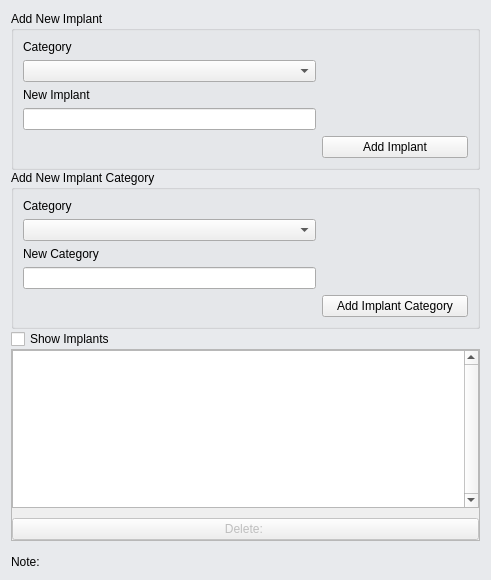
Old version of the form application/ui/addImplant.ui in the repository MichaelUtt/ImplantProject.
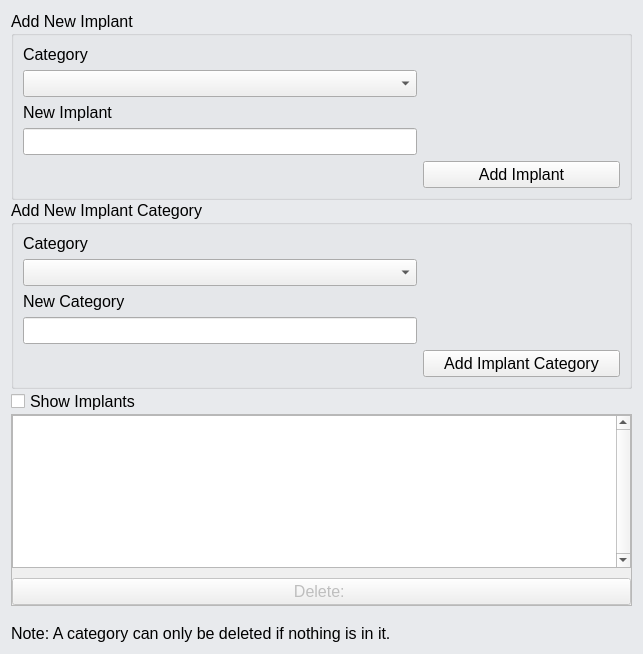
New version of the form.

Diff of the .ui file:
```diff
--- a/application/ui/addImplant.ui
+++ b/application/ui/addImplant.ui
@@ -6,8 +6,8 @@
    <rect>
     <x>0</x>
     <y>0</y>
-    <width>491</width>
-    <height>532</height>
+    <width>643</width>
+    <height>627</height>
    </rect>
   </property>
   <property name="windowTitle">
@@ -24,6 +24,11 @@
    </property>
    <item row="3" column="0">
     <widget class="QCheckBox" name="showImplantsBox">
+     <property name="font">
+      <font>
+       <pointsize>12</pointsize>
+      </font>
+     </property>
      <property name="text">
       <string>Show Implants</string>
      </property>
@@ -31,32 +36,64 @@
    </item>
    <item row="0" column="0">
     <widget class="QGroupBox" name="groupBox">
+     <property name="font">
+      <font>
+       <pointsize>12</pointsize>
+      </font>
+     </property>
      <property name="title">
       <string>Add New Implant</string>
      </property>
      <layout class="QGridLayout" name="gridLayout" columnstretch="2,1">
       <item row="0" column="0">
        <widget class="QLabel" name="label">
+        <property name="font">
+         <font>
+          <pointsize>12</pointsize>
+         </font>
+        </property>
         <property name="text">
          <string>Category</string>
         </property>
        </widget>
       </item>
       <item row="1" column="0">
-       <widget class="QComboBox" name="implantParent"/>
+       <widget class="QComboBox" name="implantParent">
+        <property name="font">
+         <font>
+          <pointsize>12</pointsize>
+         </font>
+        </property>
+       </widget>
       </item>
       <item row="2" column="0">
        <widget class="QLabel" name="label_2">
+        <property name="font">
+         <font>
+          <pointsize>12</pointsize>
+         </font>
+        </property>
         <property name="text">
          <string>New Implant</string>
         </property>
        </widget>
       </item>
       <item row="3" column="0">
-       <widget class="QLineEdit" name="implantEdit"/>
+       <widget class="QLineEdit" name="implantEdit">
+        <property name="font">
+         <font>
+          <pointsize>12</pointsize>
+         </font>
+        </property>
+       </widget>
       </item>
       <item row="4" column="1">
        <widget class="QPushButton" name="implantButton">
+        <property name="font">
+         <font>
+          <pointsize>12</pointsize>
+         </font>
+        </property>
         <property name="text">
          <string>Add Implant</string>
         </property>
@@ -67,29 +104,56 @@
    </item>
    <item row="1" column="0">
     <widget class="QGroupBox" name="groupBox_2">
+     <property name="font">
+      <font>
+       <pointsize>12</pointsize>
+      </font>
+     </property>
      <property name="title">
       <string>Add New Implant Category</string>
      </property>
      <layout class="QGridLayout" name="gridLayout_3" columnstretch="2,1">
       <item row="0" column="0">
        <widget class="QLabel" name="label_3">
+        <property name="font">
+         <font>
+          <pointsize>12</pointsize>
+         </font>
+        </property>
         <property name="text">
          <string>Category</string>
         </property>
        </widget>
       </item>
       <item row="1" column="0">
-       <widget class="QComboBox" name="categoryParent"/>
+       <widget class="QComboBox" name="categoryParent">
+        <property name="font">
+         <font>
+          <pointsize>12</pointsize>
+         </font>
+        </property>
+       </widget>
       </item>
       <item row="2" column="0">
        <widget class="QLabel" name="label_4">
+        <property name="font">
+         <font>
+          <pointsize>12</pointsize>
+         </font>
+        </property>
         <property name="text">
          <string>New Category</string>
         </property>
        </widget>
       </item>
       <item row="3" column="0">
-       <widget class="QLineEdit" name="categoryEdit"/>
+       <widget class="QLineEdit" name="categoryEdit">
+        <property name="font">
+         <font>
+          <pointsize>12</pointsize>
+         </font>
+        </property>
+       </widget>
       </item>
       <item row="4" column="1">
        <widget class="QPushButton" name="categoryButton">
@@ -99,6 +163,11 @@
           <verstretch>0</verstretch>
          </sizepolicy>
         </property>
+        <property name="font">
+         <font>
+          <pointsize>12</pointsize>
+         </font>
+        </property>
         <property name="text">
          <string>Add Implant Category</string>
         </property>
@@ -112,6 +181,11 @@
      <property name="enabled">
       <bool>false</bool>
      </property>
+     <property name="font">
+      <font>
+       <pointsize>12</pointsize>
+      </font>
+     </property>
      <property name="text">
       <string/>
      </property>
@@ -137,6 +211,11 @@
        <height>192</height>
       </size>
      </property>
+     <property name="font">
+      <font>
+       <pointsize>12</pointsize>
+      </font>
+     </property>
      <property name="verticalScrollBarPolicy">
       <enum>Qt::ScrollBarAlwaysOff</enum>
      </property>
@@ -148,7 +227,7 @@
        <rect>
         <x>0</x>
         <y>0</y>
-        <width>471</width>
+        <width>623</width>
         <height>190</height>
        </rect>
       </property>
@@ -176,6 +255,11 @@
            <verstretch>0</verstretch>
           </sizepolicy>
          </property>
+         <property name="font">
+          <font>
+           <pointsize>12</pointsize>
+          </font>
+         </property>
          <property name="autoFillBackground">
           <bool>false</bool>
          </property>
@@ -195,6 +279,11 @@
          <property name="enabled">
           <bool>false</bool>
          </property>
+         <property name="font">
+          <font>
+           <pointsize>12</pointsize>
+          </font>
+         </property>
          <property name="text">
           <string>Delete: </string>
          </property>
@@ -206,8 +295,13 @@
    </item>
    <item row="6" column="0">
     <widget class="QLabel" name="label_6">
+     <property name="font">
+      <font>
+       <pointsize>12</pointsize>
+      </font>
+     </property>
      <property name="text">
-      <string>Note: </string>
+      <string>Note: A category can only be deleted if nothing is in it.</string>
      </property>
     </widget>
    </item>
```
